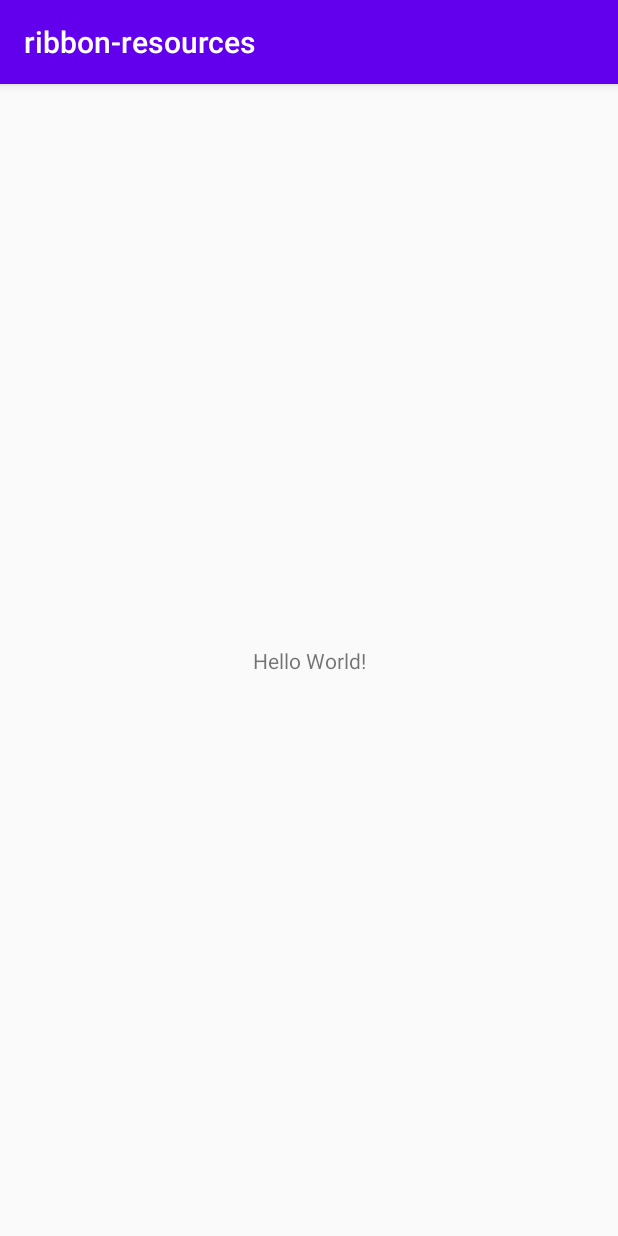
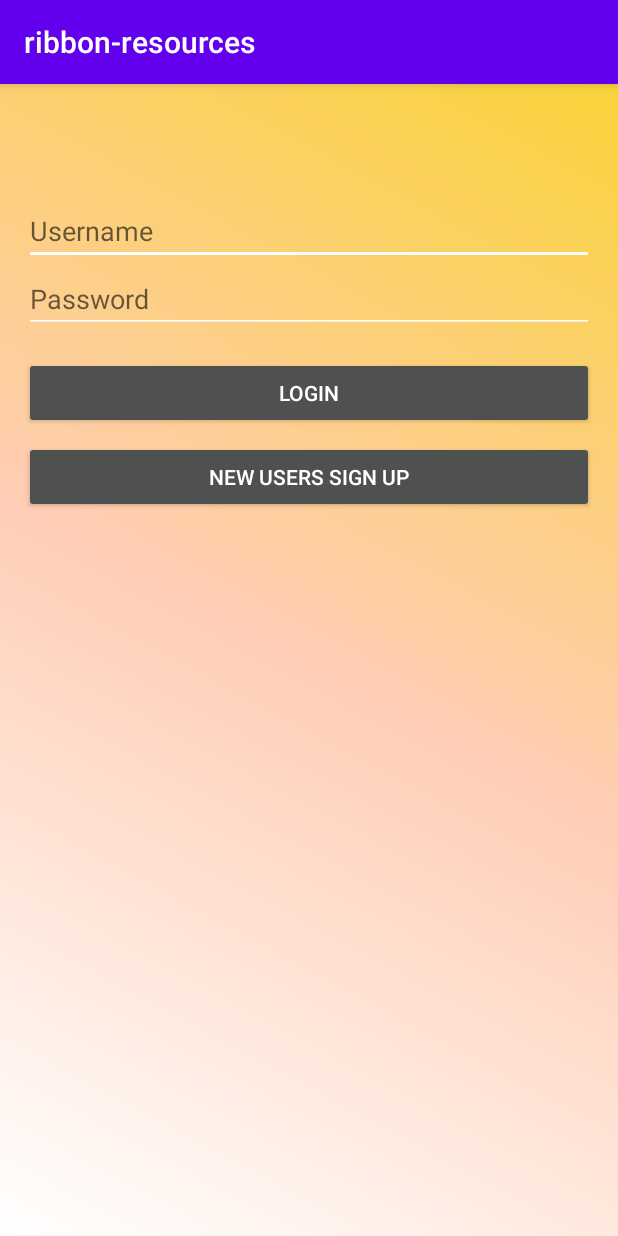
Before and after one commit to hpaulini/finalApp, an Android app: the screen it shows after launch (MainActivity before the commit, LoginActivity after it), on a phone screen of 412 x 824 dp. Run offline under Robolectric (Android 15) with nearby library versions, the phone set to English and light mode, and no system bars; libraries missing offline, so code that uses them is left out: com.parse; 2 statements that could not run were skipped.

Commit message:
made login skeleton

```diff
--- a/app/src/main/AndroidManifest.xml
+++ b/app/src/main/AndroidManifest.xml
@@ -1,6 +1,8 @@
 <?xml version="1.0" encoding="utf-8"?>
 <manifest xmlns:android="http://schemas.android.com/apk/res/android"
     package="com.helenpaulini.ribbon_resources">
+
+    <uses-permission android:name="android.permission.INTERNET"/>
 
     <application
         android:allowBackup="true"
@@ -10,13 +12,15 @@
         android:name=".ParseApplication"
         android:supportsRtl="true"
         android:theme="@style/AppTheme">
-        <activity android:name=".MainActivity">
+        <activity android:name=".LoginActivity">
             <intent-filter>
                 <action android:name="android.intent.action.MAIN" />
 
                 <category android:name="android.intent.category.LAUNCHER" />
             </intent-filter>
         </activity>
+        <activity android:name=".MainActivity">
+        </activity>
     </application>
 
 </manifest>
--- /dev/null
+++ b/app/src/main/java/com/helenpaulini/ribbon_resources/LoginActivity.java
@@ -0,0 +1,102 @@
+package com.helenpaulini.ribbon_resources;
+
+import android.content.Intent;
+import android.os.Bundle;
+import android.util.Log;
+import android.view.View;
+import android.widget.Button;
+import android.widget.EditText;
+import android.widget.Toast;
+
+import androidx.appcompat.app.AppCompatActivity;
+
+import com.parse.LogInCallback;
+import com.parse.ParseException;
+import com.parse.ParseUser;
+import com.parse.SignUpCallback;
+
+public class LoginActivity extends AppCompatActivity {
+
+    public static final String TAG = "LoginActivity";
+    private EditText etUsername;
+    private EditText etPassword;
+    private Button btnLogin;
+    private Button btnSignup;
+
+    @Override
+    protected void onCreate(Bundle savedInstanceState) {
+        super.onCreate(savedInstanceState);
+        setContentView(R.layout.activity_login);
+
+        if (ParseUser.getCurrentUser() != null) {
+            goMainActivity();
+        }
+
+        etUsername = findViewById(R.id.etUsername);
+        etPassword = findViewById(R.id.etPassword);
+        btnLogin = findViewById(R.id.btnLogin);
+        btnSignup = findViewById(R.id.btnSignup);
+        btnLogin.setOnClickListener(new View.OnClickListener() {
+            @Override
+            public void onClick(View v) {
+                Log.i(TAG, "onClick login button");
+                String username = etUsername.getText().toString();
+                String password = etPassword.getText().toString();
+                loginUser(username, password);
+            }
+        });
+        btnSignup.setOnClickListener(new View.OnClickListener() {
+            @Override
+            public void onClick(View v) {
+                Log.i(TAG, "onClick signup button");
+                String username = etUsername.getText().toString();
+                String password = etPassword.getText().toString();
+                signupUser(username, password);
+            }
+        });
+    }
+
+    private void signupUser(String username, String password) {
+        Log.i(TAG, "Attempting to sign in user " + username);
+
+        ParseUser user = new ParseUser();
+        user.setUsername(username);
+        user.setPassword(password);
+
+        user.signUpInBackground(new SignUpCallback() {
+            public void done(ParseException e) {
+                if (e != null) {
+                    Log.e(TAG, "Issue with signup", e);
+                    Toast.makeText(LoginActivity.this, "Issue with signup", Toast.LENGTH_SHORT).show();
+                    return;
+                }
+                goMainActivity();
+                Toast.makeText(LoginActivity.this, "Signed in", Toast.LENGTH_SHORT);
+            }
+        });
+    }
+
+    private void loginUser(String username, String password) {
+        Log.i(TAG, "Attempting to log in user " + username);
+
+        ParseUser.logInInBackground(username, password, new LogInCallback() {
+            @Override
+            public void done(ParseUser user, ParseException e) {
+                if (e != null) {
+                    Log.e(TAG, "Issue with login", e);
+                    Toast.makeText(LoginActivity.this, "Issue with login", Toast.LENGTH_SHORT).show();
+                    return;
+                }
+                goMainActivity();
+                Toast.makeText(LoginActivity.this, "Logged in", Toast.LENGTH_SHORT);
+            }
+        });
+    }
+
+    private void goMainActivity() {
+        Intent i = new Intent(this, MainActivity.class);
+        startActivity(i);
+        finish();
+    }
+
+}
--- /dev/null
+++ b/app/src/main/res/drawable/gradient.xml
@@ -0,0 +1,9 @@
+<?xml version="1.0" encoding="utf-8"?>
+<shape xmlns:android="http://schemas.android.com/apk/res/android"
+    android:shape="rectangle">
+    <gradient
+        android:angle="45"
+        android:endColor="#F9D339"
+        android:centerColor="#FFCDB5"
+        android:startColor="#FFFFFF"/>
+</shape>
--- /dev/null
+++ b/app/src/main/res/layout/activity_login.xml
@@ -0,0 +1,66 @@
+<?xml version="1.0" encoding="utf-8"?>
+<RelativeLayout xmlns:android="http://schemas.android.com/apk/res/android"
+    xmlns:app="http://schemas.android.com/apk/res-auto"
+    xmlns:tools="http://schemas.android.com/tools"
+    android:layout_width="match_parent"
+    android:layout_height="match_parent"
+    android:layout_margin="0dp"
+    android:background="@drawable/gradient">
+
+    <EditText
+        android:id="@+id/etUsername"
+        android:layout_width="match_parent"
+        android:layout_height="wrap_content"
+        android:layout_centerHorizontal="true"
+        android:layout_marginLeft="16dp"
+        android:layout_marginTop="75dp"
+        android:layout_marginRight="16dp"
+        android:backgroundTint="#FFFFFF"
+        android:foregroundTint="#FFFFFF"
+        android:hint="Username"
+        android:textColor="#FFFFFF"
+        app:layout_constraintStart_toStartOf="parent"
+        app:layout_constraintTop_toTopOf="parent" />
+
+    <EditText
+        android:id="@+id/etPassword"
+        android:layout_width="match_parent"
+        android:layout_height="wrap_content"
+        android:layout_below="@+id/etUsername"
+        android:layout_marginLeft="16dp"
+        android:layout_marginTop="0dp"
+        android:layout_marginRight="16dp"
+        android:backgroundTint="#FFFFFF"
+        android:foregroundTint="#FFFFFF"
+        android:hint="Password"
+        android:inputType="textPassword"
+        android:textColor="#FFFFFF"
+        app:layout_constraintStart_toStartOf="parent"
+        app:layout_constraintTop_toTopOf="parent" />
+
+    <Button
+        android:id="@+id/btnLogin"
+        android:layout_width="match_parent"
+        android:layout_height="wrap_content"
+        android:layout_below="@+id/etPassword"
+        android:layout_marginLeft="16dp"
+        android:layout_marginTop="16dp"
+        android:layout_marginRight="16dp"
+        android:backgroundTint="#4F5050"
+        android:text="Login"
+        android:textColor="#FFFFFF" />
+
+    <Button
+        android:id="@+id/btnSignup"
+        android:layout_width="match_parent"
+        android:layout_height="wrap_content"
+        android:layout_below="@+id/btnLogin"
+        android:layout_marginLeft="16dp"
+        android:layout_marginTop="8dp"
+        android:layout_marginRight="16dp"
+        android:backgroundTint="#FF4F5050"
+        android:text="New Users Sign Up"
+        android:textColor="#FFFFFF" />
+
+
+</RelativeLayout>
--- a/app/src/main/res/values/colors.xml
+++ b/app/src/main/res/values/colors.xml
@@ -3,4 +3,7 @@
     <color name="colorPrimary">#6200EE</color>
     <color name="colorPrimaryDark">#3700B3</color>
     <color name="colorAccent">#03DAC5</color>
+    <color name="gradient1">#FFCDB5</color>
+    <color name="gradient2">#F9D339</color>
+    <color name="gradient3">#FFFFFF</color>
 </resources>
```
